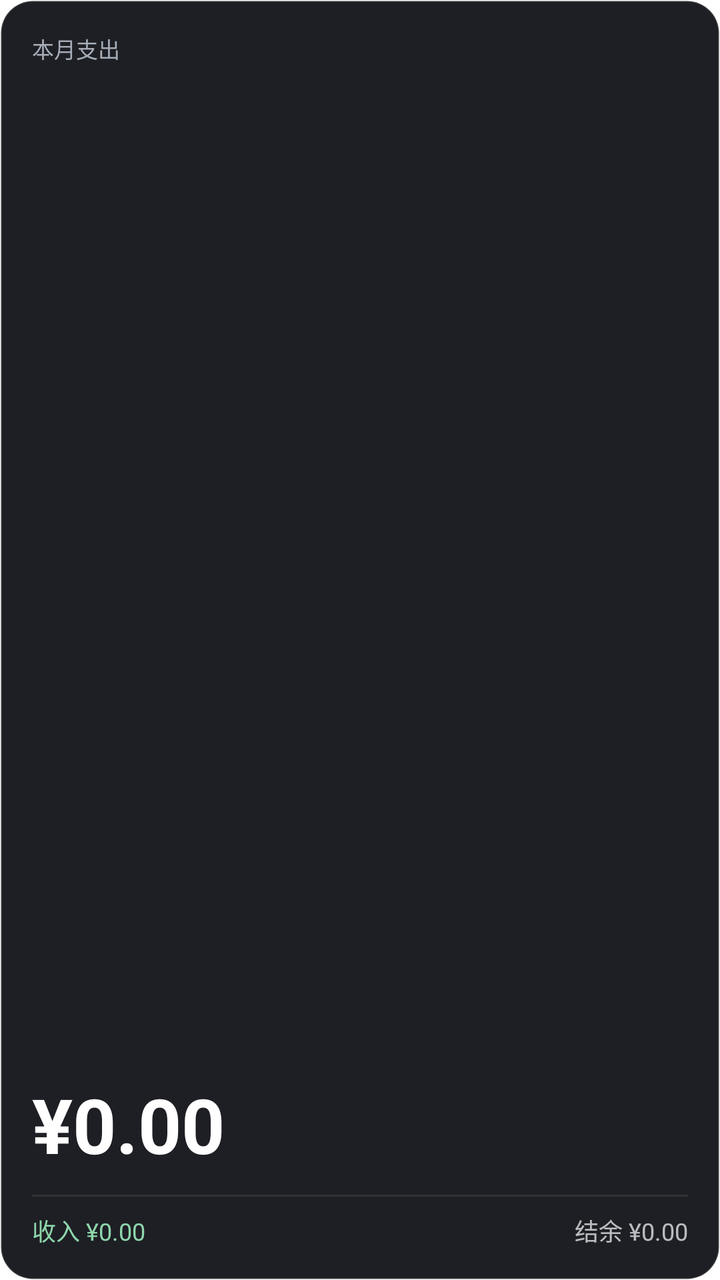
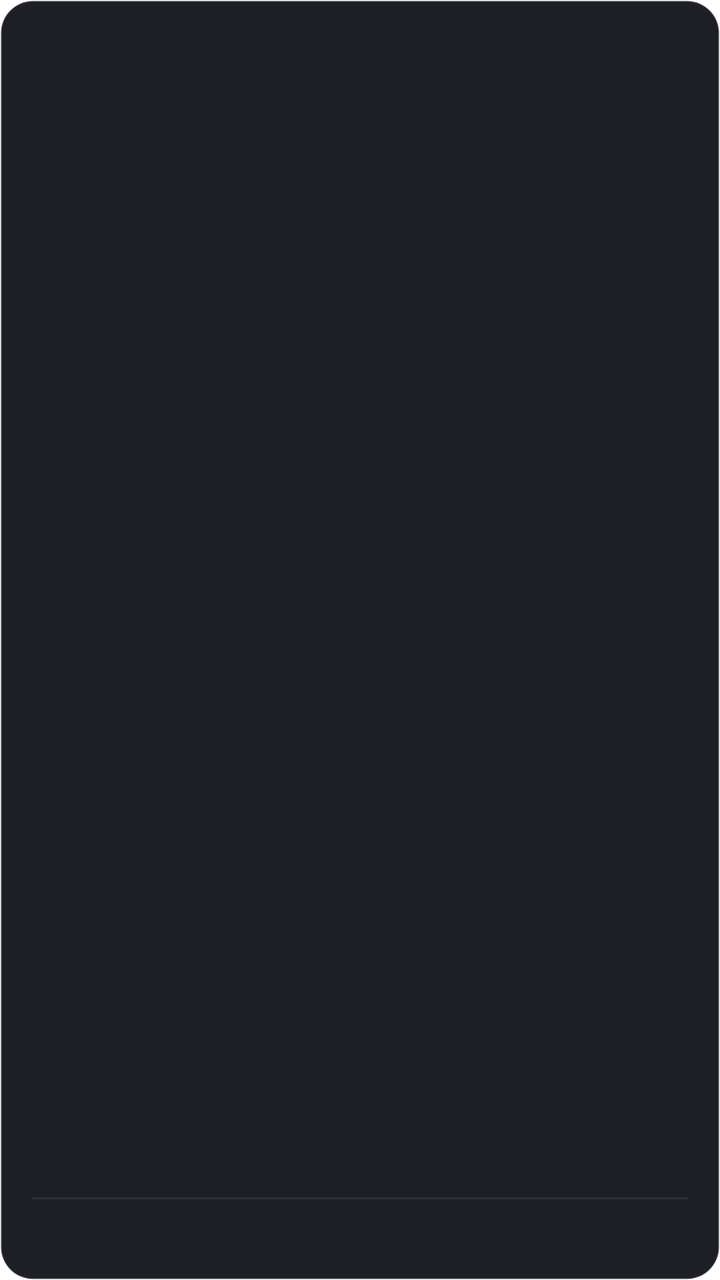

Screens rendered from an Android XML layout before and after an edit, with the pre-edit source and the edit as a unified diff.
<!-- AndroidManifest.xml: fallback theme Theme.MaterialComponents.DayNight.NoActionBar -->
<!-- res/layout/finance_summary_widget.xml -->
<?xml version="1.0" encoding="utf-8"?>
<LinearLayout xmlns:android="http://schemas.android.com/apk/res/android"
    android:id="@+id/widget_root"
    android:layout_width="match_parent"
    android:layout_height="match_parent"
    android:background="@drawable/widget_background"
    android:orientation="vertical"
    android:padding="16dp">

    
    <TextView
        android:id="@+id/widget_title"
        android:layout_width="wrap_content"
        android:layout_height="wrap_content"
        android:text="本月支出"
        android:textColor="#A6ADB8"
        android:textSize="11sp" />

    
    <TextView
        android:id="@+id/expense_text"
        android:layout_width="wrap_content"
        android:layout_height="0dp"
        android:layout_weight="1"
        android:gravity="bottom"
        android:text="¥0.00"
        android:textColor="#FFFFFF"
        android:textSize="38sp"
        android:textStyle="bold" />

    
    <ImageView
        android:layout_width="match_parent"
        android:layout_height="1dp"
        android:layout_marginTop="10dp"
        android:layout_marginBottom="8dp"
        android:contentDescription="@null"
        android:src="@drawable/widget_divider" />

    
    <LinearLayout
        android:layout_width="match_parent"
        android:layout_height="wrap_content"
        android:orientation="horizontal">

        <TextView
            android:id="@+id/income_text"
            android:layout_width="0dp"
            android:layout_height="wrap_content"
            android:layout_weight="1"
            android:gravity="left"
            android:text="收入 ¥0.00"
            android:textColor="#8FD6AC"
            android:textSize="12sp" />

        <TextView
            android:id="@+id/balance_text"
            android:layout_width="0dp"
            android:layout_height="wrap_content"
            android:layout_weight="1"
            android:gravity="right"
            android:text="结余 ¥0.00"
            android:textColor="#B3FFFFFF"
            android:textSize="12sp" />
    </LinearLayout>

</LinearLayout>
<!-- resources referenced by this layout -->
<resources>
  <!-- drawable widget_background (drawable) -->
  <?xml version="1.0" encoding="utf-8"?>
  <shape xmlns:android="http://schemas.android.com/apk/res/android"
      android:shape="rectangle">
      <solid android:color="#1d1f24" />
      <corners android:radius="16dp" />
      <stroke
          android:width="1dp"
          android:color="#24FFFFFF" />
  </shape>
  <!-- drawable widget_divider (drawable) -->
  <?xml version="1.0" encoding="utf-8"?>
  <shape xmlns:android="http://schemas.android.com/apk/res/android"
      android:shape="rectangle">
      <solid android:color="#14FFFFFF" />
  </shape>
</resources>

<!-- the commit's change to res/layout/finance_summary_widget.xml (unified diff, before → after) -->
@@ -12,7 +12,6 @@
         android:id="@+id/widget_title"
         android:layout_width="wrap_content"
         android:layout_height="wrap_content"
-        android:text="本月支出"
         android:textColor="#A6ADB8"
         android:textSize="11sp" />
 
@@ -23,7 +22,6 @@
         android:layout_height="0dp"
         android:layout_weight="1"
         android:gravity="bottom"
-        android:text="¥0.00"
         android:textColor="#FFFFFF"
         android:textSize="38sp"
         android:textStyle="bold" />
@@ -49,7 +47,6 @@
             android:layout_height="wrap_content"
             android:layout_weight="1"
             android:gravity="left"
-            android:text="收入 ¥0.00"
             android:textColor="#8FD6AC"
             android:textSize="12sp" />
 
@@ -59,7 +56,6 @@
             android:layout_height="wrap_content"
             android:layout_weight="1"
             android:gravity="right"
-            android:text="结余 ¥0.00"
             android:textColor="#B3FFFFFF"
             android:textSize="12sp" />
     </LinearLayout>
